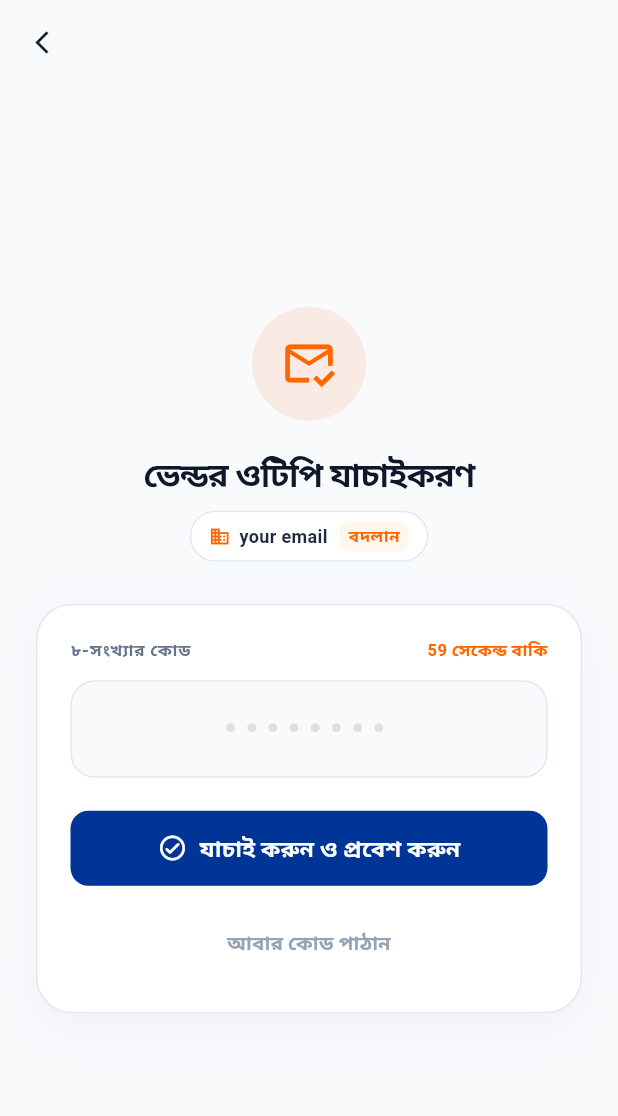
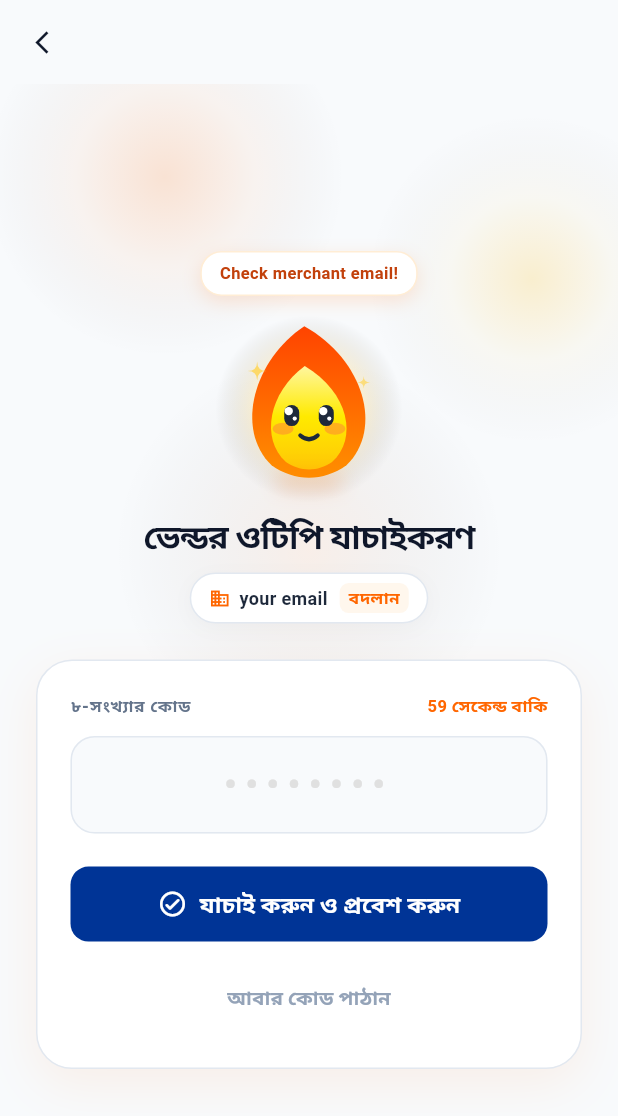
Before and after one commit to mahbubtechsavvy/gas_Vendor_App, a Flutter app: the OtpVerifyScreen screen opened by its route, on a phone screen of 412 x 824 dp. Shown: the top 1116 px of the screen. Run offline on Flutter 3.47's test engine with Material 3 defaults, Android fonts, the phone set to English and light mode, and no system bars; our stand-ins replace cached_network_image, carousel_slider, dio, fl_chart, flutter_animate, flutter_svg and 5 more; accounts and stored records are empty.

Commit message:
feat(ui): add 60fps Flame Mascot and ambient glow backdrop to vendor OTP screen

```diff
--- a/lib/screens/auth/otp_verify_screen.dart
+++ b/lib/screens/auth/otp_verify_screen.dart
@@ -6,7 +6,9 @@ import '../../core/theme/app_theme.dart';
 import '../../providers/branch_provider.dart';
 import '../../providers/subscription_provider.dart';
 import '../../providers/vendor_auth_provider.dart';
+import '../../widgets/ambient_glow_background.dart';
 import '../../widgets/custom_button.dart';
+import '../../widgets/flame_mascot.dart';
 import '../dashboard/vendor_main_navigation_shell.dart';
 import '../subscription/subscription_screen.dart';
 import 'pending_approval_screen.dart';
@@ -21,15 +23,48 @@ class OtpVerifyScreen extends StatefulWidget {
 
 class _OtpVerifyScreenState extends State<OtpVerifyScreen> {
   final _otpController = TextEditingController();
+  final _focusNode = FocusNode();
   final _formKey = GlobalKey<FormState>();
 
   int _secondsRemaining = 60;
   Timer? _timer;
+  MascotMood _mascotMood = MascotMood.idle;
+  String? _speechBubble;
 
   @override
   void initState() {
     super.initState();
     _startTimer();
+    _speechBubble = 'Check merchant email!';
+
+    _focusNode.addListener(() {
+      if (_focusNode.hasFocus) {
+        setState(() {
+          _mascotMood = MascotMood.typing;
+          _speechBubble = 'Enter the 8 digits!';
+        });
+      } else {
+        setState(() {
+          _mascotMood = MascotMood.idle;
+          _speechBubble = null;
+        });
+      }
+    });
+
+    _otpController.addListener(() {
+      final len = _otpController.text.length;
+      if (len == 8 || len == 6) {
+        setState(() {
+          _mascotMood = MascotMood.thinking;
+          _speechBubble = 'Ready to verify partner! 🏪';
+        });
+      } else if (len > 0) {
+        setState(() {
+          _mascotMood = MascotMood.typing;
+          _speechBubble = '$len / 8 digits entered';
+        });
+      }
+    });
   }
 
   void _startTimer() {
@@ -48,20 +83,40 @@ class _OtpVerifyScreenState extends State<OtpVerifyScreen> {
   void dispose() {
     _timer?.cancel();
     _otpController.dispose();
+    _focusNode.dispose();
     super.dispose();
   }
 
   void _verify() async {
-    if (!_formKey.currentState!.validate()) return;
+    if (!_formKey.currentState!.validate()) {
+      setState(() {
+        _mascotMood = MascotMood.error;
+        _speechBubble = 'Please enter 8 digits!';
+      });
+      return;
+    }
 
     final auth = context.read<VendorAuthProvider>();
     final branchProv = context.read<BranchProvider>();
     final otp = _otpController.text.trim();
 
+    setState(() {
+      _mascotMood = MascotMood.thinking;
+      _speechBubble = 'Verifying partner credentials...';
+    });
+
     final success = await auth.verifyOtp(otp);
     if (!mounted) return;
 
     if (success) {
+      setState(() {
+        _mascotMood = MascotMood.celebrating;
+        _speechBubble = 'Verified! Welcome Partner 🎉';
+      });
+
+      await Future.delayed(const Duration(milliseconds: 600));
+      if (!mounted) return;
+
       if (auth.vendorProfile == null) {
         Navigator.of(context).pushAndRemoveUntil(
           MaterialPageRoute(builder: (_) => const VendorRegisterScreen()),
@@ -94,10 +149,16 @@ class _OtpVerifyScreenState extends State<OtpVerifyScreen> {
           );
         }
       }
-    } else if (auth.error != null) {
+    } else {
+      setState(() {
+        _mascotMood = MascotMood.error;
+        _speechBubble = 'Invalid code! Check email.';
+      });
+      if (auth.error != null) {
         ScaffoldMessenger.of(context).showSnackBar(
           SnackBar(content: Text(auth.error!), backgroundColor: AppTheme.danger),
         );
+      }
     }
   }
 
@@ -109,6 +170,10 @@ class _OtpVerifyScreenState extends State<OtpVerifyScreen> {
     if (!mounted) return;
     if (success) {
       _startTimer();
+      setState(() {
+        _mascotMood = MascotMood.idle;
+        _speechBubble = 'New code sent! 📬';
+      });
       ScaffoldMessenger.of(context).showSnackBar(
         SnackBar(
           content: Text(
@@ -142,34 +207,26 @@ class _OtpVerifyScreenState extends State<OtpVerifyScreen> {
           onPressed: () => Navigator.pop(context),
         ),
       ),
-      body: SafeArea(
+      body: AmbientGlowBackground(
+        child: SafeArea(
           child: Center(
             child: SingleChildScrollView(
-            padding: const EdgeInsets.symmetric(horizontal: 24.0, vertical: 12.0),
+              padding: const EdgeInsets.symmetric(horizontal: 24.0, vertical: 8.0),
               child: Form(
                 key: _formKey,
                 child: Column(
+                  mainAxisAlignment: MainAxisAlignment.center,
                   crossAxisAlignment: CrossAxisAlignment.stretch,
                   children: [
-                  // Icon Header
+                    // Interactive Flame Mascot Character
                     Center(
-                    child: Container(
-                      width: 76,
-                      height: 76,
-                      decoration: BoxDecoration(
-                        shape: BoxShape.circle,
-                        color: const Color(0xFFFF6600).withValues(alpha: 0.1),
-                      ),
-                      child: const Center(
-                        child: Icon(
-                          Icons.mark_email_read_outlined,
-                          size: 38,
-                          color: Color(0xFFFF6600),
+                      child: FlameMascot(
+                        mood: _mascotMood,
+                        size: 96,
+                        speechBubbleText: _speechBubble,
                       ),
                     ),
-                    ),
-                  ),
-                  const SizedBox(height: 20),
+                    const SizedBox(height: 16),
 
                     Text(
                       loc.isBangla ? 'ভেন্ডর ওটিপি যাচাইকরণ' : 'Vendor Verification',
@@ -192,6 +249,13 @@ class _OtpVerifyScreenState extends State<OtpVerifyScreen> {
                           color: Colors.white,
                           borderRadius: BorderRadius.circular(20),
                           border: Border.all(color: const Color(0xFFE2E8F0)),
+                          boxShadow: [
+                            BoxShadow(
+                              color: const Color(0xFF0F172A).withValues(alpha: 0.03),
+                              blurRadius: 10,
+                              offset: const Offset(0, 3),
+                            ),
+                          ],
                         ),
                         child: Row(
                           mainAxisSize: MainAxisSize.min,
@@ -233,7 +297,7 @@ class _OtpVerifyScreenState extends State<OtpVerifyScreen> {
                         ),
                       ),
                     ),
-                  const SizedBox(height: 28),
+                    const SizedBox(height: 24),
 
                     // Verification Card
                     Container(
@@ -244,9 +308,9 @@ class _OtpVerifyScreenState extends State<OtpVerifyScreen> {
                         border: Border.all(color: const Color(0xFFE2E8F0)),
                         boxShadow: [
                           BoxShadow(
-                          color: const Color(0xFF0F172A).withValues(alpha: 0.04),
-                          blurRadius: 24,
-                          offset: const Offset(0, 8),
+                            color: const Color(0xFFFF6600).withValues(alpha: 0.08),
+                            blurRadius: 28,
+                            offset: const Offset(0, 10),
                           ),
                         ],
                       ),
@@ -268,7 +332,7 @@ class _OtpVerifyScreenState extends State<OtpVerifyScreen> {
                               if (_secondsRemaining > 0)
                                 Text(
                                   loc.isBangla
-                                    ? '${_secondsRemaining} সেকেন্ড বাকি'
+                                      ? '$_secondsRemaining সেকেন্ড বাকি'
                                       : 'Resend in ${_secondsRemaining}s',
                                   style: const TextStyle(
                                     fontSize: 11,
@@ -283,6 +347,7 @@ class _OtpVerifyScreenState extends State<OtpVerifyScreen> {
                           // Monospace OTP input field (Supports 8-digit and 6-digit codes)
                           TextFormField(
                             controller: _otpController,
+                            focusNode: _focusNode,
                             keyboardType: TextInputType.number,
                             textAlign: TextAlign.center,
                             maxLength: 8,
@@ -356,6 +421,7 @@ class _OtpVerifyScreenState extends State<OtpVerifyScreen> {
             ),
           ),
         ),
+      ),
     );
   }
 }
--- /dev/null
+++ b/lib/widgets/ambient_glow_background.dart
@@ -0,0 +1,120 @@
+import 'dart:math' as math;
+import 'package:flutter/material.dart';
+
+class AmbientGlowBackground extends StatefulWidget {
+  final Widget child;
+  final Color primaryGlow;
+  final Color secondaryGlow;
+
+  const AmbientGlowBackground({
+    super.key,
+    required this.child,
+    this.primaryGlow = const Color(0xFFFF6600),
+    this.secondaryGlow = const Color(0xFFFFB800),
+  });
+
+  @override
+  State<AmbientGlowBackground> createState() => _AmbientGlowBackgroundState();
+}
+
+class _AmbientGlowBackgroundState extends State<AmbientGlowBackground> with SingleTickerProviderStateMixin {
+  late AnimationController _controller;
+
+  @override
+  void initState() {
+    super.initState();
+    _controller = AnimationController(
+      vsync: this,
+      duration: const Duration(seconds: 8),
+    )..repeat(reverse: true);
+  }
+
+  @override
+  void dispose() {
+    _controller.dispose();
+    super.dispose();
+  }
+
+  @override
+  Widget build(BuildContext context) {
+    return AnimatedBuilder(
+      animation: _controller,
+      builder: (context, child) {
+        final t = _controller.value;
+        final shiftX1 = math.sin(t * math.pi * 2) * 30;
+        final shiftY1 = math.cos(t * math.pi * 2) * 25;
+        final shiftX2 = math.cos(t * math.pi * 2) * -35;
+        final shiftY2 = math.sin(t * math.pi * 2) * -20;
+
+        return Stack(
+          children: [
+            // Background Base Fill
+            Container(color: const Color(0xFFF8FAFC)),
+
+            // Ambient Glow Orb 1 (Top Left Warm Flame)
+            Positioned(
+              top: -60 + shiftY1,
+              left: -40 + shiftX1,
+              child: Container(
+                width: 240,
+                height: 240,
+                decoration: BoxDecoration(
+                  shape: BoxShape.circle,
+                  gradient: RadialGradient(
+                    colors: [
+                      widget.primaryGlow.withValues(alpha: 0.16),
+                      widget.primaryGlow.withValues(alpha: 0.05),
+                      Colors.transparent,
+                    ],
+                  ),
+                ),
+              ),
+            ),
+
+            // Ambient Glow Orb 2 (Top Right Golden Sunrise)
+            Positioned(
+              top: 40 + shiftY2,
+              right: -50 + shiftX2,
+              child: Container(
+                width: 220,
+                height: 220,
+                decoration: BoxDecoration(
+                  shape: BoxShape.circle,
+                  gradient: RadialGradient(
+                    colors: [
+                      widget.secondaryGlow.withValues(alpha: 0.18),
+                      widget.secondaryGlow.withValues(alpha: 0.04),
+                      Colors.transparent,
+                    ],
+                  ),
+                ),
+              ),
+            ),
+
+            // Ambient Glow Orb 3 (Subtle Center Core)
+            Positioned(
+              top: 180 + (shiftY1 * 0.5),
+              left: (MediaQuery.of(context).size.width / 2) - 130,
+              child: Container(
+                width: 260,
+                height: 260,
+                decoration: BoxDecoration(
+                  shape: BoxShape.circle,
+                  gradient: RadialGradient(
+                    colors: [
+                      widget.primaryGlow.withValues(alpha: 0.08),
+                      Colors.transparent,
+                    ],
+                  ),
+                ),
+              ),
+            ),
+
+            // Foreground Content
+            widget.child,
+          ],
+        );
+      },
+    );
+  }
+}
--- /dev/null
+++ b/lib/widgets/flame_mascot.dart
@@ -0,0 +1,422 @@
+import 'dart:math' as math;
+import 'package:flutter/material.dart';
+
+enum MascotMood {
+  idle,
+  typing,
+  celebrating,
+  thinking,
+  error,
+}
+
+class FlameMascot extends StatefulWidget {
+  final MascotMood mood;
+  final double size;
+  final String? speechBubbleText;
+
+  const FlameMascot({
+    super.key,
+    this.mood = MascotMood.idle,
+    this.size = 110,
+    this.speechBubbleText,
+  });
+
+  @override
+  State<FlameMascot> createState() => _FlameMascotState();
+}
+
+class _FlameMascotState extends State<FlameMascot> with TickerProviderStateMixin {
+  late AnimationController _floatController;
+  late AnimationController _flickerController;
+  late AnimationController _blinkController;
+  late AnimationController _celebrateController;
+
+  @override
+  void initState() {
+    super.initState();
+
+    // Floating bounce
+    _floatController = AnimationController(
+      vsync: this,
+      duration: const Duration(milliseconds: 2200),
+    )..repeat(reverse: true);
+
+    // Flame flicker/pulse
+    _flickerController = AnimationController(
+      vsync: this,
+      duration: const Duration(milliseconds: 1400),
+    )..repeat(reverse: true);
+
+    // Natural blinking
+    _blinkController = AnimationController(
+      vsync: this,
+      duration: const Duration(milliseconds: 3600),
+    )..repeat();
+
+    // Celebration jump
+    _celebrateController = AnimationController(
+      vsync: this,
+      duration: const Duration(milliseconds: 600),
+    );
+  }
+
+  @override
+  void didUpdateWidget(covariant FlameMascot oldWidget) {
+    super.didUpdateWidget(oldWidget);
+    if (widget.mood == MascotMood.celebrating && oldWidget.mood != MascotMood.celebrating) {
+      _celebrateController.forward(from: 0.0);
+    }
+  }
+
+  @override
+  void dispose() {
+    _floatController.dispose();
+    _flickerController.dispose();
+    _blinkController.dispose();
+    _celebrateController.dispose();
+    super.dispose();
+  }
+
+  @override
+  Widget build(BuildContext context) {
+    return AnimatedBuilder(
+      animation: Listenable.merge([
+        _floatController,
+        _flickerController,
+        _blinkController,
+        _celebrateController,
+      ]),
+      builder: (context, child) {
+        final floatOffset = math.sin(_floatController.value * math.pi) * 8.0;
+        final flickerScale = 0.96 + (_flickerController.value * 0.08);
+        final isBlinking = _blinkController.value > 0.94 && _blinkController.value < 0.99;
+        final celebrateBounce = math.sin(_celebrateController.value * math.pi) * -16.0;
+
+        return Column(
+          mainAxisSize: MainAxisSize.min,
+          children: [
+            // Speech Bubble (Optional)
+            if (widget.speechBubbleText != null)
+              Container(
+                margin: const EdgeInsets.only(bottom: 8),
+                padding: const EdgeInsets.symmetric(horizontal: 12, vertical: 6),
+                decoration: BoxDecoration(
+                  color: Colors.white,
+                  borderRadius: BorderRadius.circular(14),
+                  boxShadow: [
+                    BoxShadow(
+                      color: const Color(0xFFFF6600).withValues(alpha: 0.15),
+                      blurRadius: 10,
+                      offset: const Offset(0, 4),
+                    ),
+                  ],
+                  border: Border.all(color: const Color(0xFFFFEDD5)),
+                ),
+                child: Text(
+                  widget.speechBubbleText!,
+                  style: const TextStyle(
+                    fontSize: 11,
+                    fontWeight: FontWeight.bold,
+                    color: Color(0xFFC2410C),
+                  ),
+                ),
+              ),
+
+            // Animated Flame Mascot Canvas
+            Transform.translate(
+              offset: Offset(0, floatOffset + celebrateBounce),
+              child: SizedBox(
+                width: widget.size,
+                height: widget.size * 1.15,
+                child: CustomPaint(
+                  painter: _FlamePainter(
+                    flickerProgress: _flickerController.value,
+                    flickerScale: flickerScale,
+                    isBlinking: isBlinking,
+                    mood: widget.mood,
+                  ),
+                ),
+              ),
+            ),
+
+            // Soft Hover Shadow Underneath
+            Transform.scale(
+              scale: 1.0 - (_floatController.value * 0.25),
+              child: Container(
+                width: widget.size * 0.55,
+                height: 10,
+                decoration: BoxDecoration(
+                  borderRadius: BorderRadius.circular(20),
+                  boxShadow: [
+                    BoxShadow(
+                      color: const Color(0xFFFF6600).withValues(alpha: 0.20),
+                      blurRadius: 14,
+                      spreadRadius: 2,
+                    ),
+                  ],
+                ),
+              ),
+            ),
+          ],
+        );
+      },
+    );
+  }
+}
+
+class _FlamePainter extends CustomPainter {
+  final double flickerProgress;
+  final double flickerScale;
+  final bool isBlinking;
+  final MascotMood mood;
+
+  _FlamePainter({
+    required this.flickerProgress,
+    required this.flickerScale,
+    required this.isBlinking,
+    required this.mood,
+  });
+
+  @override
+  void paint(Canvas canvas, Size size) {
+    final w = size.width;
+    final h = size.height;
+    final center = Offset(w / 2, h * 0.58);
+
+    // 1. Ambient Flame Aura Glow
+    final auraPaint = Paint()
+      ..shader = RadialGradient(
+        colors: [
+          const Color(0xFFFF6600).withValues(alpha: 0.35),
+          const Color(0xFFFFB800).withValues(alpha: 0.15),
+          Colors.transparent,
+        ],
+        stops: const [0.0, 0.6, 1.0],
+      ).createShader(Rect.fromCircle(center: center, radius: w * 0.65));
+    canvas.drawCircle(center, w * 0.65 * flickerScale, auraPaint);
+
+    // 2. Outer Flame Body
+    final outerPath = Path();
+    final outerTipX = w * 0.50 + math.sin(flickerProgress * math.pi * 2) * 4;
+    final outerTipY = h * 0.08;
+
+    outerPath.moveTo(outerTipX, outerTipY);
+    // Right flame curvature
+    outerPath.cubicTo(
+      w * 0.88, h * 0.28,
+      w * 1.02, h * 0.70,
+      w * 0.76, h * 0.92,
+    );
+    // Bottom curve
+    outerPath.cubicTo(
+      w * 0.60, h * 1.02,
+      w * 0.40, h * 1.02,
+      w * 0.24, h * 0.92,
+    );
+    // Left flame curvature
+    outerPath.cubicTo(
+      -w * 0.02, h * 0.70,
+      w * 0.12, h * 0.28,
+      outerTipX, outerTipY,
+    );
+    outerPath.close();
+
+    final outerGradient = const LinearGradient(
+      begin: Alignment.topCenter,
+      end: Alignment.bottomCenter,
+      colors: [
+        Color(0xFFFF3D00),
+        Color(0xFFFF6600),
+        Color(0xFFFF9100),
+      ],
+    ).createShader(Rect.fromLTWH(0, 0, w, h));
+
+    final outerPaint = Paint()
+      ..shader = outerGradient
+      ..style = PaintingStyle.fill;
+    canvas.drawPath(outerPath, outerPaint);
+
+    // 3. Inner Core Flame
+    final innerPath = Path();
+    final innerTipX = w * 0.50 + math.sin(flickerProgress * math.pi * 2 + 1) * 3;
+    final innerTipY = h * 0.32;
+
+    innerPath.moveTo(innerTipX, innerTipY);
+    innerPath.cubicTo(
+      w * 0.78, h * 0.48,
+      w * 0.84, h * 0.76,
+      w * 0.66, h * 0.90,
+    );
+    innerPath.cubicTo(
+      w * 0.56, h * 0.96,
+      w * 0.44, h * 0.96,
+      w * 0.34, h * 0.90,
+    );
+    innerPath.cubicTo(
+      w * 0.16, h * 0.76,
+      w * 0.22, h * 0.48,
+      innerTipX, innerTipY,
+    );
+    innerPath.close();
+
+    final innerGradient = const LinearGradient(
+      begin: Alignment.topCenter,
+      end: Alignment.bottomCenter,
+      colors: [
+        Color(0xFFFFF9C4),
+        Color(0xFFFFEA00),
+        Color(0xFFFFC107),
+      ],
+    ).createShader(Rect.fromLTWH(0, h * 0.25, w, h * 0.75));
+
+    final innerPaint = Paint()
+      ..shader = innerGradient
+      ..style = PaintingStyle.fill;
+    canvas.drawPath(innerPath, innerPaint);
+
+    // 4. Cute Rosy Cheeks
+    final cheekPaint = Paint()
+      ..color = const Color(0xFFFF5252).withValues(alpha: 0.35)
+      ..style = PaintingStyle.fill;
+    canvas.drawOval(
+      Rect.fromCenter(center: Offset(w * 0.32, h * 0.70), width: 14, height: 8),
+      cheekPaint,
+    );
+    canvas.drawOval(
+      Rect.fromCenter(center: Offset(w * 0.68, h * 0.70), width: 14, height: 8),
+      cheekPaint,
+    );
+
+    // 5. Expressive Eyes
+    final eyePaint = Paint()
+      ..color = const Color(0xFF1E293B)
+      ..style = PaintingStyle.fill;
+
+    final specularPaint = Paint()
+      ..color = Colors.white
+      ..style = PaintingStyle.fill;
+
+    final eyeY = h * 0.62;
+    final leftEyeX = w * 0.38;
+    final rightEyeX = w * 0.62;
+
+    if (mood == MascotMood.celebrating) {
+      // Happy curved closed eyes ^ ^
+      final happyEyePaint = Paint()
+        ..color = const Color(0xFF1E293B)
+        ..style = PaintingStyle.stroke
+        ..strokeWidth = 3.5
+        ..strokeCap = StrokeCap.round;
+
+      final leftArc = Path()
+        ..moveTo(leftEyeX - 7, eyeY + 2)
+        ..quadraticBezierTo(leftEyeX, eyeY - 6, leftEyeX + 7, eyeY + 2);
+      final rightArc = Path()
+        ..moveTo(rightEyeX - 7, eyeY + 2)
+        ..quadraticBezierTo(rightEyeX, eyeY - 6, rightEyeX + 7, eyeY + 2);
+
+      canvas.drawPath(leftArc, happyEyePaint);
+      canvas.drawPath(rightArc, happyEyePaint);
+    } else if (isBlinking) {
+      // Blinking horizontal line
+      final blinkPaint = Paint()
+        ..color = const Color(0xFF1E293B)
+        ..style = PaintingStyle.stroke
+        ..strokeWidth = 3.0
+        ..strokeCap = StrokeCap.round;
+      canvas.drawLine(Offset(leftEyeX - 6, eyeY), Offset(leftEyeX + 6, eyeY), blinkPaint);
+      canvas.drawLine(Offset(rightEyeX - 6, eyeY), Offset(rightEyeX + 6, eyeY), blinkPaint);
+    } else {
+      // Big expressive anime eyes
+      double eyeOffsetY = 0;
+      if (mood == MascotMood.typing) {
+        eyeOffsetY = 3.0; // looking down at inputs
+      } else if (mood == MascotMood.thinking) {
+        eyeOffsetY = -2.0; // looking up curiously
+      }
+
+      // Left Eye
+      canvas.drawRRect(
+        RRect.fromRectAndRadius(
+          Rect.fromCenter(center: Offset(leftEyeX, eyeY + eyeOffsetY), width: 10, height: 14),
+          const Radius.circular(5),
+        ),
+        eyePaint,
+      );
+      // Left Specular Glint (Top Sparkle)
+      canvas.drawCircle(Offset(leftEyeX - 2, eyeY - 3 + eyeOffsetY), 2.8, specularPaint);
+      // Left Specular Glint (Bottom small)
+      canvas.drawCircle(Offset(leftEyeX + 2, eyeY + 2 + eyeOffsetY), 1.4, specularPaint);
+
+      // Right Eye
+      canvas.drawRRect(
+        RRect.fromRectAndRadius(
+          Rect.fromCenter(center: Offset(rightEyeX, eyeY + eyeOffsetY), width: 10, height: 14),
+          const Radius.circular(5),
+        ),
+        eyePaint,
+      );
+      // Right Specular Glint
+      canvas.drawCircle(Offset(rightEyeX - 2, eyeY - 3 + eyeOffsetY), 2.8, specularPaint);
+      canvas.drawCircle(Offset(rightEyeX + 2, eyeY + 2 + eyeOffsetY), 1.4, specularPaint);
+    }
+
+    // 6. Cute Smile / Mouth
+    final mouthPaint = Paint()
+      ..color = const Color(0xFF1E293B)
+      ..style = PaintingStyle.stroke
+      ..strokeWidth = 2.8
+      ..strokeCap = StrokeCap.round;
+
+    final mouthY = h * 0.74;
+    final mouthPath = Path();
+
+    if (mood == MascotMood.celebrating) {
+      // Joyful open mouth
+      final joyfulMouth = Path()
+        ..moveTo(w * 0.42, mouthY - 2)
+        ..quadraticBezierTo(w * 0.50, mouthY + 9, w * 0.58, mouthY - 2)
+        ..close();
+      final mouthFill = Paint()..color = const Color(0xFF881337);
+      canvas.drawPath(joyfulMouth, mouthFill);
+      canvas.drawPath(joyfulMouth, mouthPaint);
+    } else if (mood == MascotMood.error) {
+      mouthPath.moveTo(w * 0.44, mouthY + 2);
+      mouthPath.quadraticBezierTo(w * 0.50, mouthY - 3, w * 0.56, mouthY + 2);
+      canvas.drawPath(mouthPath, mouthPaint);
+    } else {
+      mouthPath.moveTo(w * 0.44, mouthY);
+      mouthPath.quadraticBezierTo(w * 0.50, mouthY + 5, w * 0.56, mouthY);
+      canvas.drawPath(mouthPath, mouthPaint);
+    }
+
+    // 7. Floating Sparkles
+    _drawSparkle(canvas, Offset(w * 0.14, h * 0.35), 6.0, flickerProgress);
+    _drawSparkle(canvas, Offset(w * 0.88, h * 0.42), 4.5, 1.0 - flickerProgress);
+  }
+
+  void _drawSparkle(Canvas canvas, Offset center, double size, double progress) {
+    final sparklePaint = Paint()
+      ..color = const Color(0xFFFFD54F).withValues(alpha: 0.5 + progress * 0.5)
+      ..style = PaintingStyle.fill;
+
+    final currentSize = size * (0.8 + progress * 0.4);
+    final path = Path()
+      ..moveTo(center.dx, center.dy - currentSize)
+      ..quadraticBezierTo(center.dx, center.dy, center.dx + currentSize, center.dy)
+      ..quadraticBezierTo(center.dx, center.dy, center.dx, center.dy + currentSize)
+      ..quadraticBezierTo(center.dx, center.dy, center.dx - currentSize, center.dy)
+      ..quadraticBezierTo(center.dx, center.dy, center.dx, center.dy - currentSize)
+      ..close();
+
+    canvas.drawPath(path, sparklePaint);
+  }
+
+  @override
+  bool shouldRepaint(covariant _FlamePainter oldDelegate) {
+    return oldDelegate.flickerProgress != flickerProgress ||
+        oldDelegate.flickerScale != flickerScale ||
+        oldDelegate.isBlinking != isBlinking ||
+        oldDelegate.mood != mood;
+  }
+}
```
Lines whose indentation alone changed are shown as unchanged.
